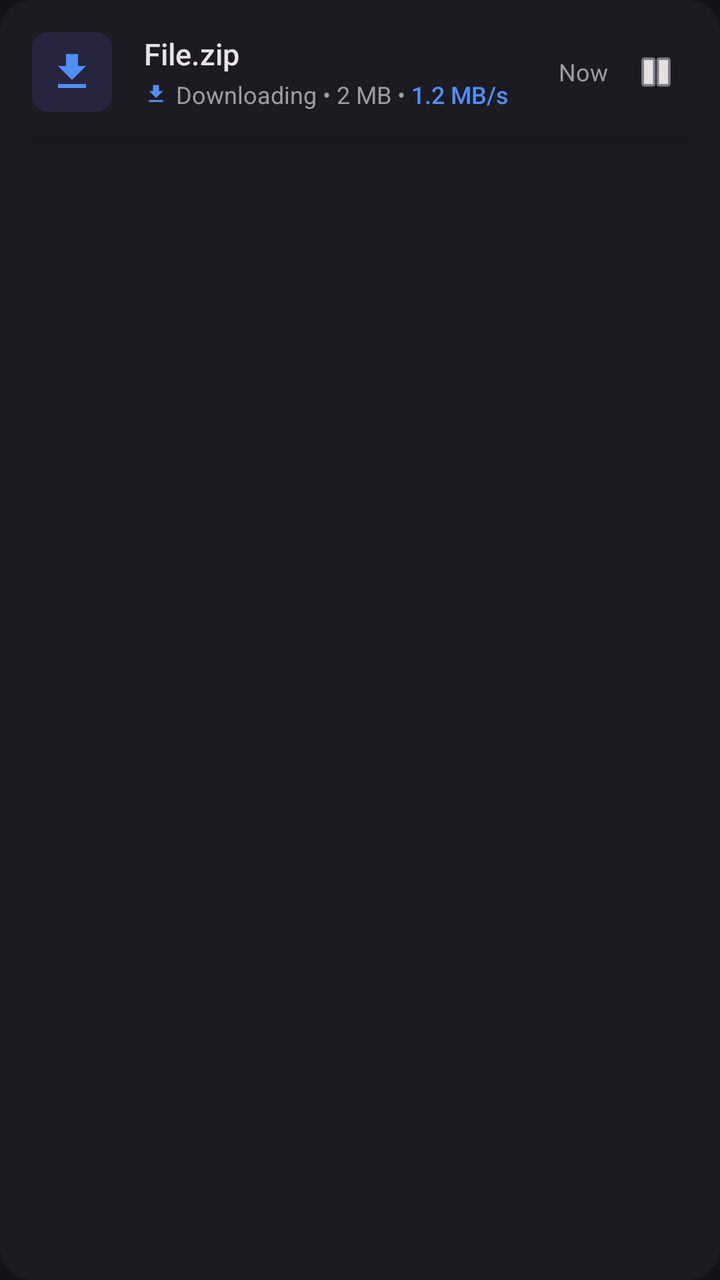
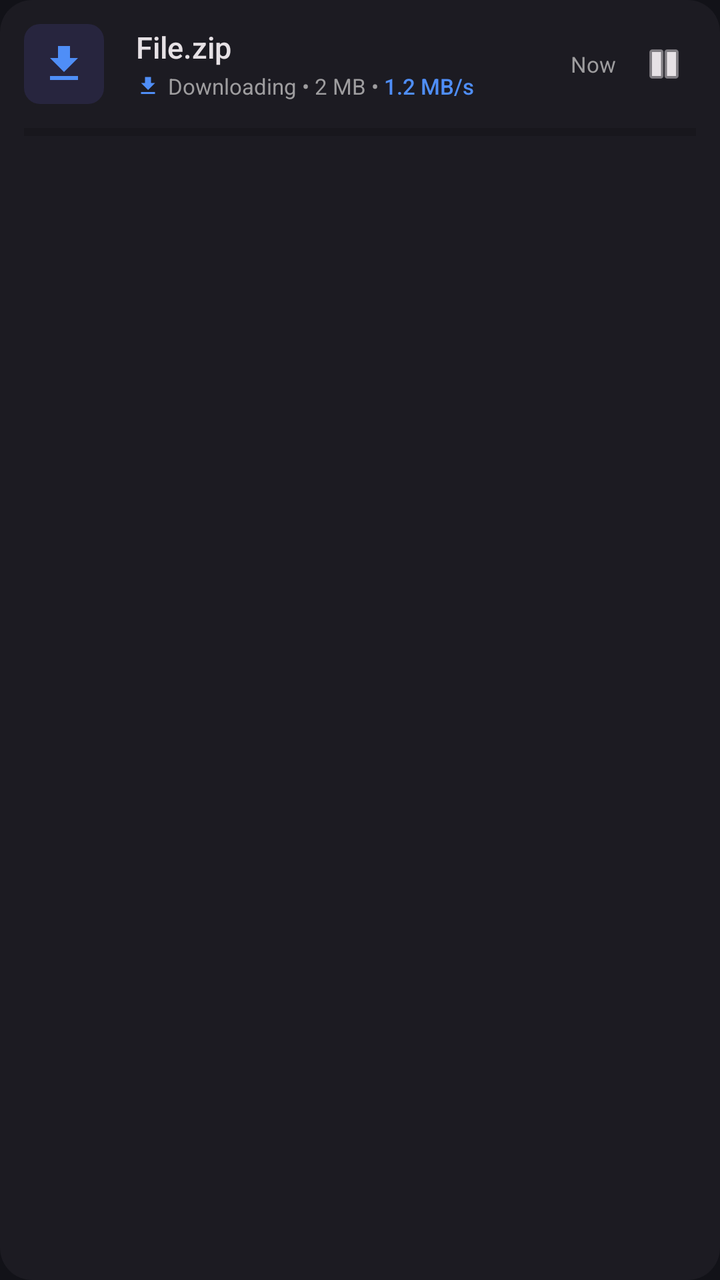

Before-and-after screenshots of an Android layout around one commit, followed by the original layout XML and the change that was made.
<!-- AndroidManifest.xml: application theme Theme.StoreMeNative -->
<!-- res/layout/item_download.xml -->
<?xml version="1.0" encoding="utf-8"?>
<LinearLayout xmlns:android="http://schemas.android.com/apk/res/android"
    android:layout_width="match_parent"
    android:layout_height="wrap_content"
    android:background="@drawable/bg_md3_surface"
    android:orientation="vertical"
    android:padding="16dp"
    android:layout_marginBottom="12dp">

    <LinearLayout
        android:layout_width="match_parent"
        android:layout_height="wrap_content"
        android:orientation="horizontal"
        android:gravity="center_vertical">
        
        <FrameLayout
            android:layout_width="40dp"
            android:layout_height="40dp"
            android:background="@drawable/bg_md3_icon_container"
            android:layout_marginEnd="16dp">
            <ImageView
                android:id="@+id/imgActivityIcon"
                android:layout_width="24dp"
                android:layout_height="24dp"
                android:src="@drawable/ic_download_round"
                android:tint="@color/md3_primary"
                android:layout_gravity="center"/>
        </FrameLayout>
            
        <LinearLayout
            android:layout_width="0dp"
            android:layout_height="wrap_content"
            android:layout_weight="1"
            android:orientation="vertical">
            <TextView
                android:id="@+id/textFilename"
                android:layout_width="wrap_content"
                android:layout_height="wrap_content"
                android:text="File.zip"
                android:textColor="@color/md3_text_primary"
                android:textSize="15sp"
                android:fontFamily="sans-serif-medium"
                android:maxLines="1"
                android:ellipsize="middle"/>
            
            <LinearLayout
                android:layout_width="wrap_content"
                android:layout_height="wrap_content"
                android:orientation="horizontal"
                android:gravity="center_vertical"
                android:layout_marginTop="2dp">
                <ImageView
                    android:id="@+id/imgStatusIcon"
                    android:layout_width="12dp"
                    android:layout_height="12dp"
                    android:src="@drawable/ic_download_round"
                    android:tint="@color/md3_primary"
                    android:layout_marginEnd="4dp"/>
                <TextView
                    android:id="@+id/textStatus"
                    android:layout_width="wrap_content"
                    android:layout_height="wrap_content"
                    android:text="Downloading"
                    android:textColor="@color/md3_text_secondary"
                    android:textSize="12sp"/>
                <TextView
                    android:layout_width="wrap_content"
                    android:layout_height="wrap_content"
                    android:text=" • "
                    android:textColor="@color/md3_text_secondary"
                    android:textSize="12sp"/>
                <TextView
                    android:id="@+id/textBytes"
                    android:layout_width="wrap_content"
                    android:layout_height="wrap_content"
                    android:text="2 MB"
                    android:textColor="@color/md3_text_secondary"
                    android:textSize="12sp"/>
                <TextView
                    android:layout_width="wrap_content"
                    android:layout_height="wrap_content"
                    android:text=" • "
                    android:textColor="@color/md3_text_secondary"
                    android:textSize="12sp"/>
                <TextView
                    android:id="@+id/textSpeed"
                    android:layout_width="wrap_content"
                    android:layout_height="wrap_content"
                    android:text="1.2 MB/s"
                    android:textColor="@color/md3_primary"
                    android:textSize="12sp"
                    android:fontFamily="sans-serif-medium"/>
            </LinearLayout>
        </LinearLayout>

        <TextView
            android:id="@+id/textTime"
            android:layout_width="wrap_content"
            android:layout_height="wrap_content"
            android:text="Now"
            android:textColor="@color/md3_text_secondary"
            android:textSize="12sp"
            android:layout_marginEnd="8dp"/>
            
        <ImageView
            android:id="@+id/btnPauseResume"
            android:layout_width="32dp"
            android:layout_height="32dp"
            android:src="@android:drawable/ic_media_pause"
            android:tint="@color/md3_text_primary"
            android:background="?attr/selectableItemBackgroundBorderless"
            android:padding="4dp"/>

        <ImageView
            android:id="@+id/btnCancel"
            android:layout_width="32dp"
            android:layout_height="32dp"
            android:src="@android:drawable/ic_menu_close_clear_cancel"
            android:tint="@color/md3_error"
            android:background="?attr/selectableItemBackgroundBorderless"
            android:padding="4dp"
            android:layout_marginStart="8dp"
            android:visibility="gone"/>
    </LinearLayout>

    <ProgressBar
        android:id="@+id/progressDownload"
        style="?android:attr/progressBarStyleHorizontal"
        android:layout_width="match_parent"
        android:layout_height="4dp"
        android:layout_marginTop="12dp"
        android:progressTint="@color/md3_primary"
        android:backgroundTint="@color/md3_surface_variant"
        android:max="100"/>
</LinearLayout>
<!-- resources referenced by this layout -->
<resources>
  <color name="md3_error">#F2B8B8</color>
  <color name="md3_primary">#4F8EF7</color>
  <color name="md3_surface_variant">#27253E</color>
  <color name="md3_text_primary">#E6E1E5</color>
  <color name="md3_text_secondary">#9E9D9F</color>
  <!-- drawable bg_md3_icon_container (drawable) -->
  <?xml version="1.0" encoding="utf-8"?>
  <shape xmlns:android="http://schemas.android.com/apk/res/android">
      <solid android:color="@color/md3_surface_variant"/>
      <corners android:radius="8dp"/>
  </shape>
  <!-- drawable bg_md3_surface (drawable) -->
  <?xml version="1.0" encoding="utf-8"?>
  <shape xmlns:android="http://schemas.android.com/apk/res/android">
      <solid android:color="@color/md3_surface"/>
      <corners android:radius="16dp"/>
  </shape>
  <!-- drawable ic_download_round (drawable) -->
  <vector xmlns:android="http://schemas.android.com/apk/res/android"
      android:width="24dp"
      android:height="24dp"
      android:viewportWidth="24"
      android:viewportHeight="24">
    <path
        android:fillColor="#000000"
        android:pathData="M19,9h-4V3H9v6H5l7,7 7,-7zM5,18v2h14v-2H5z"/>
  </vector>
  <style name="Theme.StoreMeNative" parent="Theme.MaterialComponents.DayNight.NoActionBar">
          <item name="android:windowBackground">@color/md3_bg</item>
          <item name="android:statusBarColor">@color/md3_bg</item>
          <item name="android:windowLightStatusBar">false</item>
          <item name="colorPrimary">@color/md3_primary</item>
          <item name="colorAccent">@color/md3_primary</item>
          
          
          <item name="colorControlHighlight">#33FFFFFF</item>
      </style>
  <color name="md3_surface">#1C1B22</color>
  <color name="md3_bg">#121218</color>
</resources>

<!-- the commit's change to res/layout/item_download.xml (unified diff, before → after) -->
@@ -1,11 +1,11 @@
 <?xml version="1.0" encoding="utf-8"?>
 <LinearLayout xmlns:android="http://schemas.android.com/apk/res/android"
-    android:layout_width="match_parent"
-    android:layout_height="wrap_content"
-    android:background="@drawable/bg_md3_surface"
-    android:orientation="vertical"
-    android:padding="16dp"
-    android:layout_marginBottom="12dp">
+        android:layout_width="match_parent"
+        android:layout_height="wrap_content"
+        android:background="@drawable/bg_md3_surface"
+        android:orientation="vertical"
+        android:padding="12dp"
+        android:layout_marginBottom="12dp">
 
     <LinearLayout
         android:layout_width="match_parent"
@@ -14,118 +14,117 @@
         android:gravity="center_vertical">
         
         <FrameLayout
-            android:layout_width="40dp"
-            android:layout_height="40dp"
-            android:background="@drawable/bg_md3_icon_container"
-            android:layout_marginEnd="16dp">
+        android:layout_width="40dp"
+        android:layout_height="40dp"
+        android:background="@drawable/bg_md3_icon_container"
+        android:layout_marginEnd="16dp">
             <ImageView
-                android:id="@+id/imgActivityIcon"
-                android:layout_width="24dp"
-                android:layout_height="24dp"
-                android:src="@drawable/ic_download_round"
-                android:tint="@color/md3_primary"
-                android:layout_gravity="center"/>
+        android:id="@+id/imgActivityIcon"
+        android:layout_width="24dp"
+        android:layout_height="24dp"
+        android:src="@drawable/ic_download_round"
+        android:tint="@color/md3_primary"
+        android:layout_gravity="center"/>
         </FrameLayout>
             
         <LinearLayout
-            android:layout_width="0dp"
-            android:layout_height="wrap_content"
-            android:layout_weight="1"
-            android:orientation="vertical">
+        android:layout_width="0dp"
+        android:layout_height="wrap_content"
+        android:layout_weight="1"
+        android:orientation="vertical">
             <TextView
-                android:id="@+id/textFilename"
-                android:layout_width="wrap_content"
-                android:layout_height="wrap_content"
-                android:text="File.zip"
-                android:textColor="@color/md3_text_primary"
-                android:textSize="15sp"
-                android:fontFamily="sans-serif-medium"
-                android:maxLines="1"
-                android:ellipsize="middle"/>
+        android:id="@+id/textFilename"
+        android:layout_width="wrap_content"
+        android:layout_height="wrap_content"
+        android:text="File.zip"
+        android:textColor="@color/md3_text_primary"
+        android:textSize="15sp"
+        android:fontFamily="sans-serif-medium"
+        android:maxLines="1"
+        android:ellipsize="middle"/>
             
             <LinearLayout
-                android:layout_width="wrap_content"
-                android:layout_height="wrap_content"
-                android:orientation="horizontal"
-                android:gravity="center_vertical"
-                android:layout_marginTop="2dp">
+        android:layout_width="wrap_content"
+        android:layout_height="wrap_content"
+        android:orientation="horizontal"
+        android:gravity="center_vertical"
+        android:layout_marginTop="2dp">
                 <ImageView
-                    android:id="@+id/imgStatusIcon"
-                    android:layout_width="12dp"
-                    android:layout_height="12dp"
-                    android:src="@drawable/ic_download_round"
-                    android:tint="@color/md3_primary"
-                    android:layout_marginEnd="4dp"/>
+        android:id="@+id/imgStatusIcon"
+        android:layout_width="12dp"
+        android:layout_height="12dp"
+        android:src="@drawable/ic_download_round"
+        android:tint="@color/md3_primary"
+        android:layout_marginEnd="4dp"/>
                 <TextView
-                    android:id="@+id/textStatus"
-                    android:layout_width="wrap_content"
-                    android:layout_height="wrap_content"
-                    android:text="Downloading"
-                    android:textColor="@color/md3_text_secondary"
-                    android:textSize="12sp"/>
+        android:id="@+id/textStatus"
+        android:layout_width="wrap_content"
+        android:layout_height="wrap_content"
+        android:text="Downloading"
+        android:textColor="@color/md3_text_secondary"
+        android:textSize="11sp"/>
                 <TextView
-                    android:layout_width="wrap_content"
-                    android:layout_height="wrap_content"
-                    android:text=" • "
-                    android:textColor="@color/md3_text_secondary"
-                    android:textSize="12sp"/>
+        android:layout_width="wrap_content"
+        android:layout_height="wrap_content"
+        android:text=" • "
+        android:textColor="@color/md3_text_secondary"
+        android:textSize="11sp"/>
                 <TextView
-                    android:id="@+id/textBytes"
-                    android:layout_width="wrap_content"
-                    android:layout_height="wrap_content"
-                    android:text="2 MB"
-                    android:textColor="@color/md3_text_secondary"
-                    android:textSize="12sp"/>
+        android:id="@+id/textBytes"
+        android:layout_width="wrap_content"
+        android:layout_height="wrap_content"
+        android:text="2 MB"
+        android:textColor="@color/md3_text_secondary"
+        android:textSize="11sp"/>
                 <TextView
-                    android:layout_width="wrap_content"
-                    android:layout_height="wrap_content"
-                    android:text=" • "
-                    android:textColor="@color/md3_text_secondary"
-                    android:textSize="12sp"/>
+        android:layout_width="wrap_content"
+        android:layout_height="wrap_content"
+        android:text=" • "
+        android:textColor="@color/md3_text_secondary"
+        android:textSize="11sp"/>
                 <TextView
-                    android:id="@+id/textSpeed"
-                    android:layout_width="wrap_content"
-                    android:layout_height="wrap_content"
-                    android:text="1.2 MB/s"
-                    android:textColor="@color/md3_primary"
-                    android:textSize="12sp"
-                    android:fontFamily="sans-serif-medium"/>
+        android:id="@+id/textSpeed"
+        android:layout_width="wrap_content"
+        android:layout_height="wrap_content"
+        android:text="1.2 MB/s"
+        android:textColor="@color/md3_primary"
+        android:textSize="11sp"
+        android:fontFamily="sans-serif-medium"/>
             </LinearLayout>
         </LinearLayout>
 
         <TextView
-            android:id="@+id/textTime"
-            android:layout_width="wrap_content"
-            android:layout_height="wrap_content"
-            android:text="Now"
-            android:textColor="@color/md3_text_secondary"
-            android:textSize="12sp"
-            android:layout_marginEnd="8dp"/>
+        android:id="@+id/textTime"
+        android:layout_width="wrap_content"
+        android:layout_height="wrap_content"
+        android:text="Now"
+        android:textColor="@color/md3_text_secondary"
+        android:textSize="11sp"
+        android:layout_marginEnd="8dp"/>
             
         <ImageView
-            android:id="@+id/btnPauseResume"
-            android:layout_width="32dp"
-            android:layout_height="32dp"
-            android:src="@android:drawable/ic_media_pause"
-            android:tint="@color/md3_text_primary"
-            android:background="?attr/selectableItemBackgroundBorderless"
-            android:padding="4dp"/>
+        android:id="@+id/btnPauseResume"
+        android:layout_width="32dp"
+        android:layout_height="32dp"
+        android:src="@android:drawable/ic_media_pause"
+        android:tint="@color/md3_text_primary"
+        android:background="?attr/selectableItemBackgroundBorderless"
+        android:padding="4dp"/>
 
         <ImageView
-            android:id="@+id/btnCancel"
-            android:layout_width="32dp"
-            android:layout_height="32dp"
-            android:src="@android:drawable/ic_menu_close_clear_cancel"
-            android:tint="@color/md3_error"
-            android:background="?attr/selectableItemBackgroundBorderless"
-            android:padding="4dp"
-            android:layout_marginStart="8dp"
-            android:visibility="gone"/>
+        android:id="@+id/btnCancel"
+        android:layout_width="32dp"
+        android:layout_height="32dp"
+        android:src="@android:drawable/ic_menu_close_clear_cancel"
+        android:tint="@color/md3_error"
+        android:background="?attr/selectableItemBackgroundBorderless"
+        android:padding="4dp"
+        android:layout_marginStart="8dp"
+        android:visibility="gone"/>
     </LinearLayout>
 
     <ProgressBar
-        android:id="@+id/progressDownload"
-        style="?android:attr/progressBarStyleHorizontal"
+        android:id="@+id/progressDownload" style="?android:attr/progressBarStyleHorizontal"
         android:layout_width="match_parent"
         android:layout_height="4dp"
         android:layout_marginTop="12dp"
